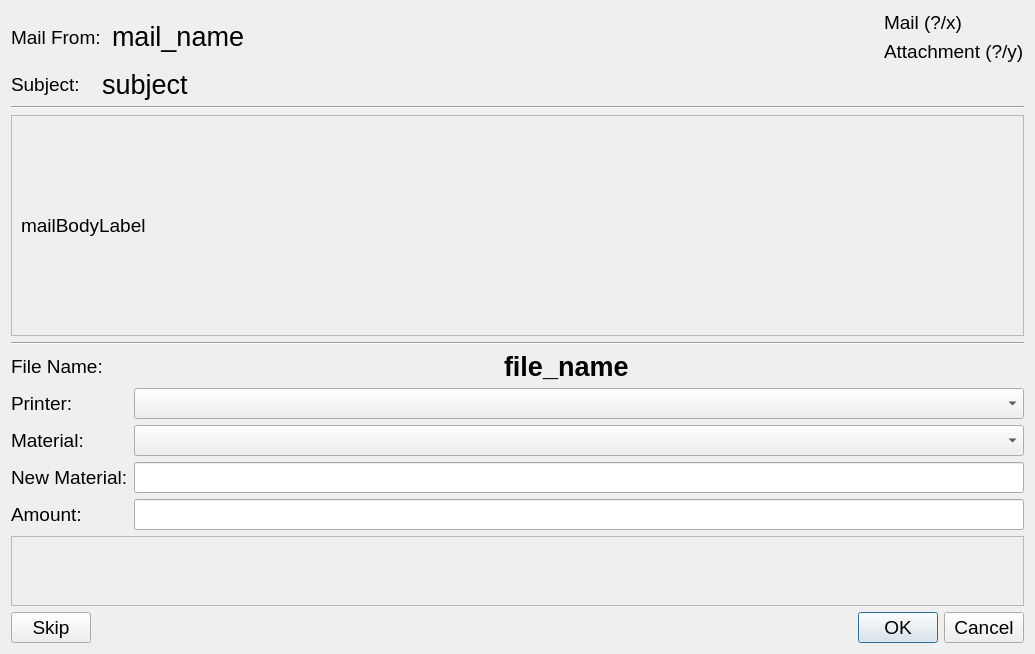
This is creator_administrator/printer/ui/import_mail_dialog.ui in GijsGroote/creator_administrator as Qt 5 draws it before an edit. The edited form follows.
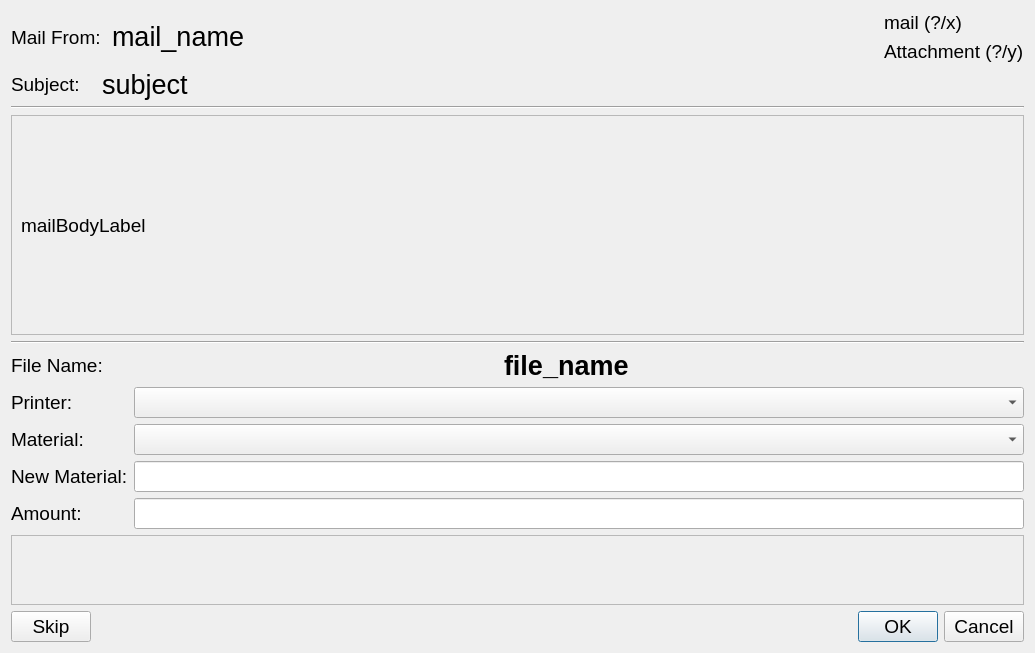
This is the edited form. Icons and pictures are not drawn.

The edit to the form file:
```diff
--- a/creator_administrator/printer/ui/import_mail_dialog.ui
+++ b/creator_administrator/printer/ui/import_mail_dialog.ui
@@ -7,7 +7,7 @@
     <x>0</x>
     <y>0</y>
     <width>1035</width>
-    <height>654</height>
+    <height>653</height>
    </rect>
   </property>
   <property name="sizePolicy">
@@ -80,7 +80,7 @@
            <item>
             <widget class="QLabel" name="mailProgressQLabel">
              <property name="text">
-              <string>Mail (?/x)</string>
+              <string>mail (?/x)</string>
              </property>
             </widget>
            </item>
@@ -139,7 +139,7 @@
           <x>0</x>
           <y>0</y>
           <width>1013</width>
-          <height>196</height>
+          <height>195</height>
          </rect>
         </property>
         <layout class="QHBoxLayout" name="horizontalLayout_5">
```
